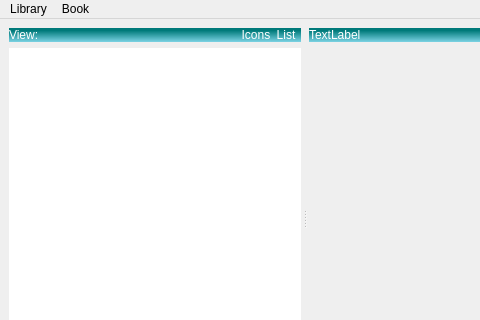
First picture: the form in src/main.ui, repository chrmorais/aranduka, before the edit; both pictures show x 0 to 480 and y 0 to 320 of the 609 by 417 pixel window.
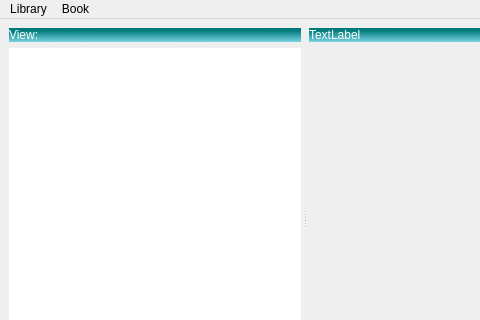
Second picture: the form after the edit. Icons and pictures are not drawn.

Commit message: Icons for views

What changed in the file:
```diff
--- a/src/main.ui
+++ b/src/main.ui
@@ -32,6 +32,12 @@
           </property>
           <item>
            <widget class="QLabel" name="label_3">
+            <property name="sizePolicy">
+             <sizepolicy hsizetype="Minimum" vsizetype="Preferred">
+              <horstretch>0</horstretch>
+              <verstretch>0</verstretch>
+             </sizepolicy>
+            </property>
             <property name="styleSheet">
              <string notr="true">width: 30%;
 background-color: qlineargradient(spread:repeat, x1:0.011, y1:1, x2:0, y2:0, stop:0 rgba(123, 210, 227, 255), stop:0.817204 rgba(0, 122, 122, 255));
@@ -41,12 +47,15 @@
             <property name="text">
              <string>View:</string>
             </property>
+            <property name="alignment">
+             <set>Qt::AlignLeading|Qt::AlignLeft|Qt::AlignVCenter</set>
+            </property>
            </widget>
           </item>
           <item>
            <widget class="QPushButton" name="pushButton">
             <property name="sizePolicy">
-             <sizepolicy hsizetype="Fixed" vsizetype="Fixed">
+             <sizepolicy hsizetype="Fixed" vsizetype="Preferred">
               <horstretch>0</horstretch>
               <verstretch>0</verstretch>
              </sizepolicy>
@@ -59,15 +68,16 @@
 padding: .5em;
 </string>
             </property>
-            <property name="text">
-             <string>Icons</string>
+            <property name="icon">
+             <iconset resource="icons.qrc">
+              <normaloff>:/icons/icon_view.svg</normaloff>:/icons/icon_view.svg</iconset>
             </property>
            </widget>
           </item>
           <item>
            <widget class="QPushButton" name="pushButton_2">
             <property name="sizePolicy">
-             <sizepolicy hsizetype="Fixed" vsizetype="Fixed">
+             <sizepolicy hsizetype="Fixed" vsizetype="Preferred">
               <horstretch>0</horstretch>
               <verstretch>0</verstretch>
              </sizepolicy>
@@ -81,7 +91,30 @@
 </string>
             </property>
             <property name="text">
-             <string>List</string>
+             <string/>
+            </property>
+            <property name="icon">
+             <iconset resource="icons.qrc">
+              <normaloff>:/icons/list_view.svg</normaloff>:/icons/list_view.svg</iconset>
+            </property>
+           </widget>
+          </item>
+          <item>
+           <widget class="QLabel" name="label">
+            <property name="sizePolicy">
+             <sizepolicy hsizetype="Expanding" vsizetype="Preferred">
+              <horstretch>0</horstretch>
+              <verstretch>0</verstretch>
+             </sizepolicy>
+            </property>
+            <property name="styleSheet">
+             <string notr="true">width: 30%;
+background-color: qlineargradient(spread:repeat, x1:0.011, y1:1, x2:0, y2:0, stop:0 rgba(123, 210, 227, 255), stop:0.817204 rgba(0, 122, 122, 255));
+color: rgb(255, 255, 255);
+padding: .5em</string>
+            </property>
+            <property name="text">
+             <string/>
             </property>
            </widget>
           </item>
```
Left out of the diff: 4 changed lines with no effect on the pictures. The commit also changes 4 other files.
